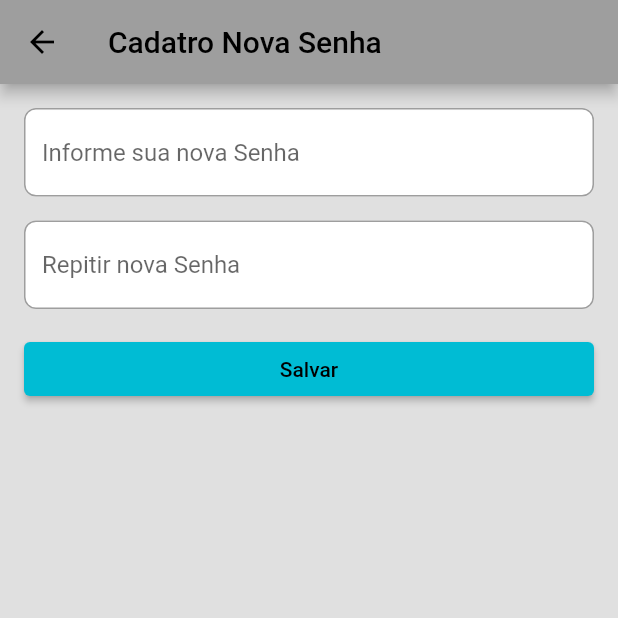
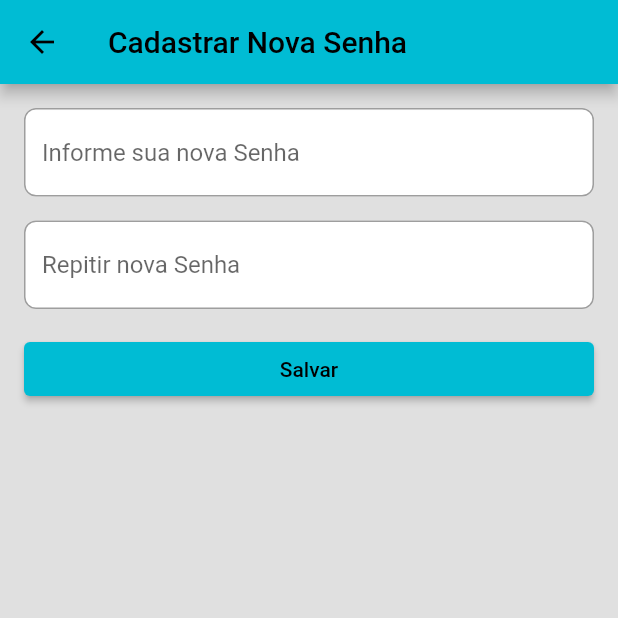
Before and after one commit to CaioBarreto93/mobile_movies, a Flutter app: the NovaSenhaPage screen opened by its route, on a phone screen of 412 x 824 dp, the top half of it. Run offline on Flutter 3.47's test engine with Material 2 defaults, Android fonts, the phone set to English and light mode, and no system bars; our stand-ins replace google_fonts; missing offline and left inert: tmdb_api.

Commit message:
ajustando esquecer senha

```diff
--- a/lib/models/login/pages/cadastro.dart
+++ b/lib/models/login/pages/cadastro.dart
@@ -48,6 +48,7 @@ class _CadastroPageState extends State<CadastroPage> {
   Widget build(BuildContext context) {
     return Scaffold(
       appBar: AppBar(
+        backgroundColor: Colors.cyan,
         title: const Text('Cadastro'),
       ),
       body: Padding(
@@ -89,6 +90,8 @@ class _CadastroPageState extends State<CadastroPage> {
                 validator: (value) {
                   if (value!.isEmpty) {
                     return 'Por favor, insira uma senha.';
+                  } if(value.length < 7) {
+                    return 'A senha deve ter pelo menos 7 caracteres';
                   }
                   return null;
                 },
--- a/lib/models/login/pages/novaSenha.dart
+++ b/lib/models/login/pages/novaSenha.dart
@@ -5,7 +5,12 @@ import '../../../routes/routes_generator.dart';
 import '../../../shared/validators.dart';
 
 class NovaSenhaPage extends StatefulWidget {
-  const NovaSenhaPage({Key? key}) : super(key: key);
+  final String nomeUsuario;
+  final String emailUsuario;
+
+  const NovaSenhaPage(
+      {Key? key, required this.nomeUsuario, required this.emailUsuario})
+      : super(key: key);
 
   @override
   _NovaSenhaPageState createState() => _NovaSenhaPageState();
@@ -44,7 +49,8 @@ class _NovaSenhaPageState extends State<NovaSenhaPage> {
   Widget build(BuildContext context) {
     return Scaffold(
       appBar: AppBar(
-        title: const Text('Cadatro Nova Senha'),
+        backgroundColor: Colors.cyan,
+        title: const Text('Cadastrar Nova Senha'),
       ),
       body: Padding(
         padding: const EdgeInsets.all(16.0),
--- a/lib/routes/routes_generator.dart
+++ b/lib/routes/routes_generator.dart
@@ -37,7 +37,10 @@ class RoutesGenerator {
       case esquecerSenha:
         return _goPage(const EsquecerSenhaPage());
       case novaSenha:
-        return _goPage(const NovaSenhaPage());
+        return _goPage(const NovaSenhaPage(
+          nomeUsuario: 'nome',
+          emailUsuario: 'email',
+        ));
       case listagemPage:
         return _goPage(ListagemPage(movieController: movieController));
       case listagemTVPage:
```
Also changed, not shown: lib/models/login/pages/esquecer_senha.dart (+26 -7 lines).
